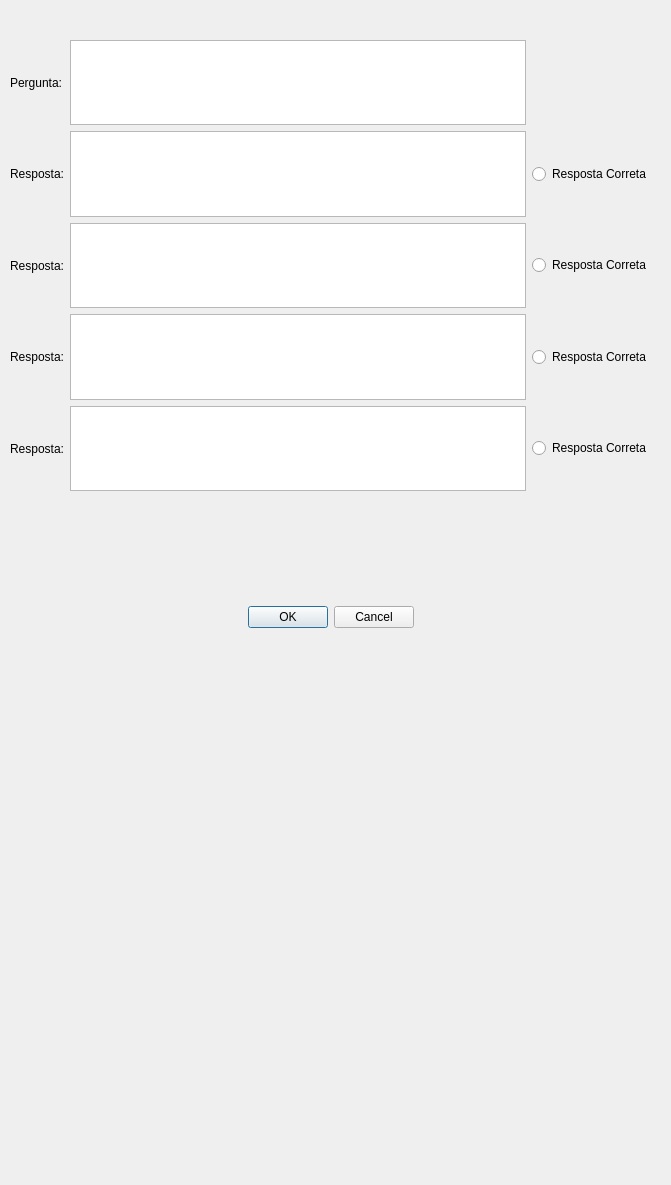
Above: anatomy/newquestionwindow.ui from caiovosilva/anatomy before the change. Below: the same form after it.
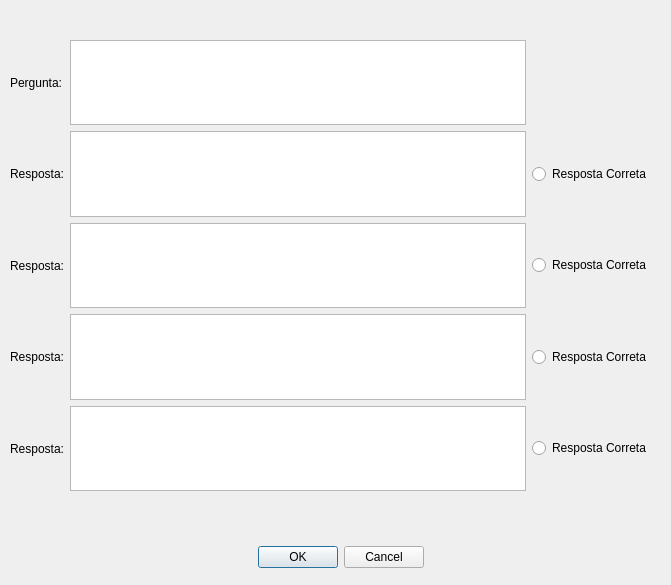
That is the form after the change.

The edit to the form file:
```diff
--- a/anatomy/newquestionwindow.ui
+++ b/anatomy/newquestionwindow.ui
@@ -7,7 +7,7 @@
     <x>0</x>
     <y>0</y>
     <width>671</width>
-    <height>1185</height>
+    <height>585</height>
    </rect>
   </property>
   <property name="windowTitle">
@@ -16,8 +16,8 @@
   <widget class="QDialogButtonBox" name="buttonBox">
    <property name="geometry">
     <rect>
-     <x>240</x>
-     <y>600</y>
+     <x>250</x>
+     <y>540</y>
      <width>174</width>
      <height>34</height>
     </rect>
@@ -26,7 +26,7 @@
     <set>QDialogButtonBox::Cancel|QDialogButtonBox::Ok</set>
    </property>
   </widget>
-  <widget class="QWidget" name="">
+  <widget class="QWidget" name="layoutWidget">
    <property name="geometry">
     <rect>
      <x>10</x>
```
Left out of the diff: 114 changed lines with no effect on the pictures.
